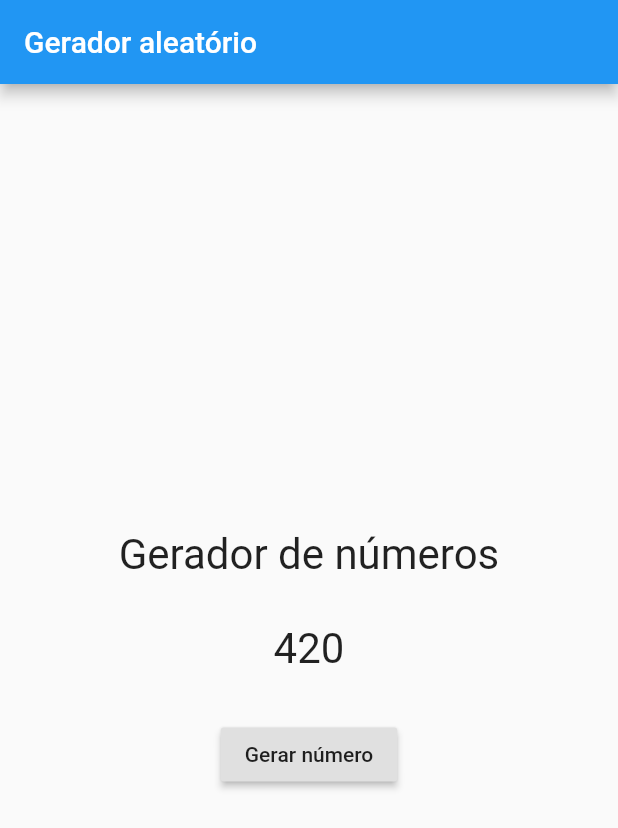
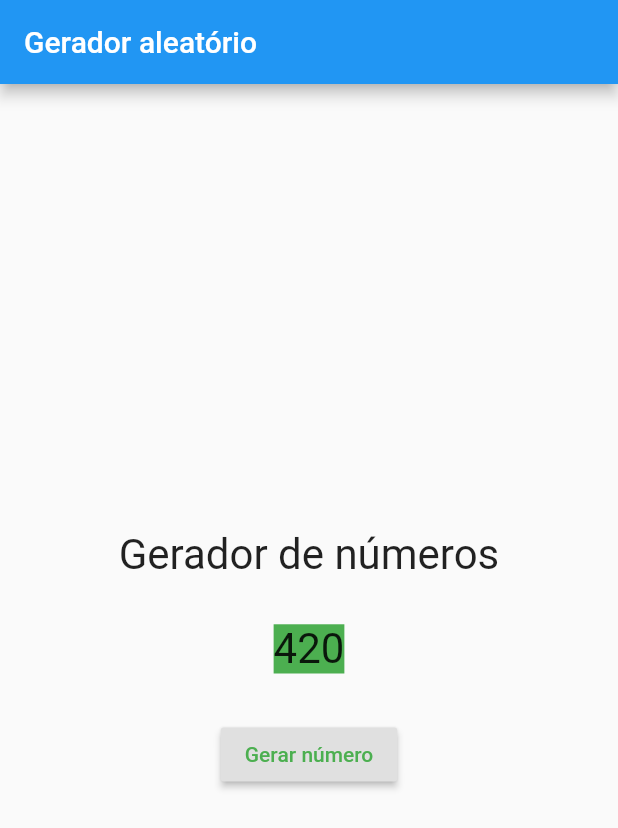
Before and after one commit to fabianaAngelo/flutter_app_numero_aleatorio, a Flutter app: the screen it shows after launch, after a tap on "Gerar número", on a phone screen of 412 x 824 dp. Shown: the top 828 px of the screen. Run offline on Flutter 3.47's test engine with Material 2 defaults, Android fonts, the phone set to English and light mode, and no system bars.

Commit message:
alterações de cores do botão e label

```diff
--- a/lib/widgets/numero_aleatorio.dart
+++ b/lib/widgets/numero_aleatorio.dart
@@ -1,15 +1,15 @@
 import 'dart:math';
 import 'package:flutter/material.dart';
 
-class NumeroAleatorio extends StatefulWidget{
+class NumeroAleatorio extends StatefulWidget {
   @override
   _NumeroAleatorioState createState() => _NumeroAleatorioState();
 }
 
-class _NumeroAleatorioState extends State<NumeroAleatorio>{
+class _NumeroAleatorioState extends State<NumeroAleatorio> {
   int _numero = 0;
 
-    void _gerarNumero(){
+  void _gerarNumero() {
     setState(() {
       Random numeroAleatorio = new Random();
       _numero = numeroAleatorio.nextInt(1000);
@@ -21,14 +21,13 @@ class _NumeroAleatorioState extends State<NumeroAleatorio>{
     return Container(
       child: Column(
         children: [
-       Text('$_numero',
-        style: TextStyle(fontSize: 28),
+          Text(
+            '$_numero',
+            style: TextStyle(fontSize: 28, backgroundColor: Colors.green),
           ),
           SizedBox(height: 30),
-      RaisedButton (
-        onPressed: _gerarNumero,
-      child: Text ("Gerar número")
-     )
+          RaisedButton(textColor: Colors.green,
+              onPressed: _gerarNumero, child: Text("Gerar número"))
         ],
       ),
     );
```
Lines whose indentation alone changed are shown as unchanged.
